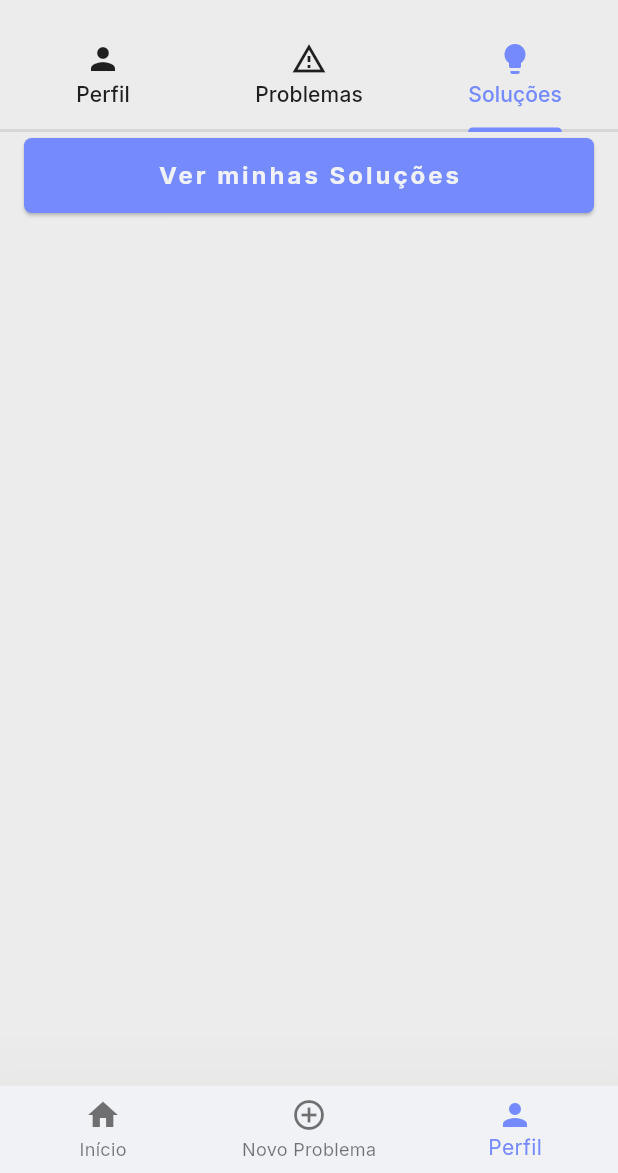
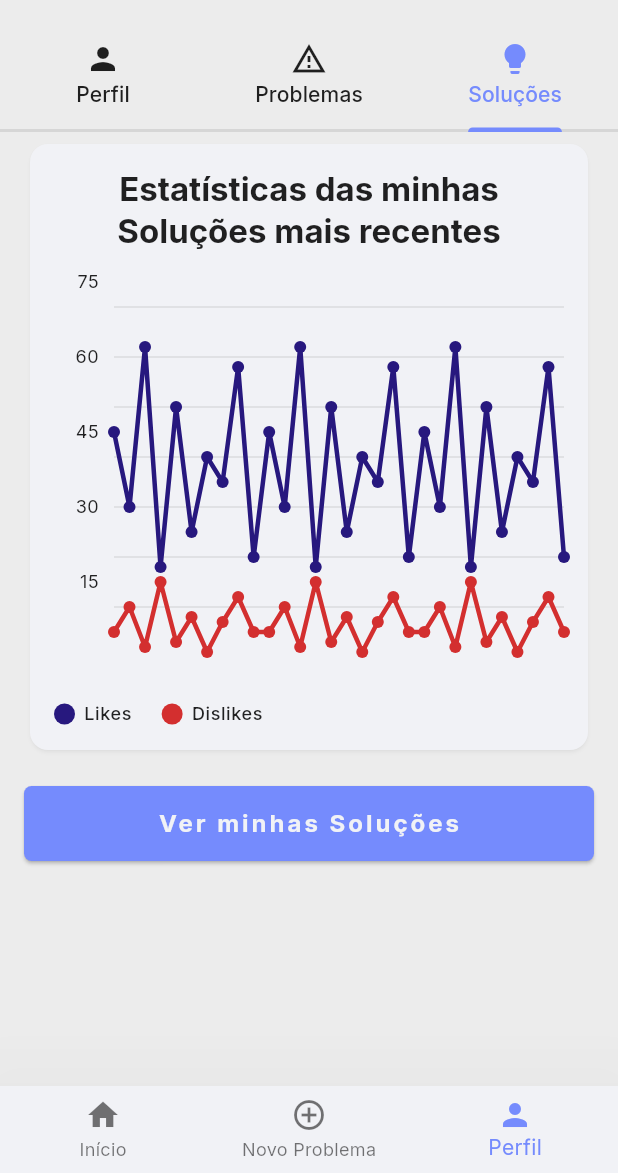
Before and after one commit to italomsilva/resolution_app, a Flutter app: the MyProfilePage screen opened by its route, tab 3 chosen, after a tap on the "refresh" icon, on a phone screen of 412 x 824 dp, the part 63-1236 px from its top. Run offline on Flutter 3.47's test engine with Material 3 defaults, Android fonts, the phone set to English and light mode, and no system bars; drawn by our look-alikes of fl_chart; our stand-ins replace flutter_dotenv, go_router, google_fonts, shared_preferences; accounts and stored records are empty.

Commit message:
feat mysolutions section

```diff
--- /dev/null
+++ b/lib/dto/solution/get_solutions_reactions.dart
@@ -0,0 +1,202 @@
+class SolutionFeedbackChartData {
+  final String solutionTitle;
+  final int likes;
+  final int dislikes;
+  final DateTime createdAt;
+
+  SolutionFeedbackChartData({
+    required this.solutionTitle,
+    required this.likes,
+    required this.dislikes,
+    required this.createdAt,
+  });
+}
+
+Future<List<SolutionFeedbackChartData>> getMockSolutionsReactionsData() async {
+  // Simula um atraso de rede de 3 segundos
+  await Future.delayed(const Duration(seconds: 3));
+
+  return [
+    SolutionFeedbackChartData(
+      solutionTitle: 'Reparo Tubulação Principal',
+      likes: 45,
+      dislikes: 5,
+      createdAt: DateTime.parse('2025-07-25T10:30:00Z'),
+    ),
+    SolutionFeedbackChartData(
+      solutionTitle: 'Fechamento de Buraco em Via',
+      likes: 30,
+      dislikes: 10,
+      createdAt: DateTime.parse('2025-07-24T14:00:00Z'),
+    ),
+    SolutionFeedbackChartData(
+      solutionTitle: 'Troca de Lâmpada Pública',
+      likes: 62,
+      dislikes: 2,
+      createdAt: DateTime.parse('2025-07-23T18:15:00Z'),
+    ),
+    SolutionFeedbackChartData(
+      solutionTitle: 'Plano de Coleta de Lixo',
+      likes: 18,
+      dislikes: 15,
+      createdAt: DateTime.parse('2025-07-22T09:45:00Z'),
+    ),
+    SolutionFeedbackChartData(
+      solutionTitle: 'Poda de Árvore Risco',
+      likes: 50,
+      dislikes: 3,
+      createdAt: DateTime.parse('2025-07-21T11:00:00Z'),
+    ),
+    SolutionFeedbackChartData(
+      solutionTitle: 'Reforma de Calçada',
+      likes: 25,
+      dislikes: 8,
+      createdAt: DateTime.parse('2025-07-20T16:20:00Z'),
+    ),
+    SolutionFeedbackChartData(
+      solutionTitle: 'Otimização Semáforo',
+      likes: 40,
+      dislikes: 1,
+      createdAt: DateTime.parse('2025-07-19T08:00:00Z'),
+    ),
+    SolutionFeedbackChartData(
+      solutionTitle: 'Limpeza de Grafites',
+      likes: 35,
+      dislikes: 7,
+      createdAt: DateTime.parse('2025-07-18T13:30:00Z'),
+    ),
+    SolutionFeedbackChartData(
+      solutionTitle: 'Plano Saneamento Esgoto',
+      likes: 58,
+      dislikes: 12,
+      createdAt: DateTime.parse('2025-07-17T07:40:00Z'),
+    ),
+    SolutionFeedbackChartData(
+      solutionTitle: 'Desobstrução Beco Escuro',
+      likes: 20,
+      dislikes: 5,
+      createdAt: DateTime.parse('2025-07-16T19:00:00Z'),
+    ),
+        SolutionFeedbackChartData(
+      solutionTitle: 'Reparo Tubulação Principal',
+      likes: 45,
+      dislikes: 5,
+      createdAt: DateTime.parse('2025-07-25T10:30:00Z'),
+    ),
+    SolutionFeedbackChartData(
+      solutionTitle: 'Fechamento de Buraco em Via',
+      likes: 30,
+      dislikes: 10,
+      createdAt: DateTime.parse('2025-07-24T14:00:00Z'),
+    ),
+    SolutionFeedbackChartData(
+      solutionTitle: 'Troca de Lâmpada Pública',
+      likes: 62,
+      dislikes: 2,
+      createdAt: DateTime.parse('2025-07-23T18:15:00Z'),
+    ),
+    SolutionFeedbackChartData(
+      solutionTitle: 'Plano de Coleta de Lixo',
+      likes: 18,
+      dislikes: 15,
+      createdAt: DateTime.parse('2025-07-22T09:45:00Z'),
+    ),
+    SolutionFeedbackChartData(
+      solutionTitle: 'Poda de Árvore Risco',
+      likes: 50,
+      dislikes: 3,
+      createdAt: DateTime.parse('2025-07-21T11:00:00Z'),
+    ),
+    SolutionFeedbackChartData(
+      solutionTitle: 'Reforma de Calçada',
+      likes: 25,
+      dislikes: 8,
+      createdAt: DateTime.parse('2025-07-20T16:20:00Z'),
+    ),
+    SolutionFeedbackChartData(
+      solutionTitle: 'Otimização Semáforo',
+      likes: 40,
+      dislikes: 1,
+      createdAt: DateTime.parse('2025-07-19T08:00:00Z'),
+    ),
+    SolutionFeedbackChartData(
+      solutionTitle: 'Limpeza de Grafites',
+      likes: 35,
+      dislikes: 7,
+      createdAt: DateTime.parse('2025-07-18T13:30:00Z'),
+    ),
+    SolutionFeedbackChartData(
+      solutionTitle: 'Plano Saneamento Esgoto',
+      likes: 58,
+      dislikes: 12,
+      createdAt: DateTime.parse('2025-07-17T07:40:00Z'),
+    ),
+    SolutionFeedbackChartData(
+      solutionTitle: 'Desobstrução Beco Escuro',
+      likes: 20,
+      dislikes: 5,
+      createdAt: DateTime.parse('2025-07-16T19:00:00Z'),
+    ),
+    SolutionFeedbackChartData(
+      solutionTitle: 'Reparo Tubulação Principal',
+      likes: 45,
+      dislikes: 5,
+      createdAt: DateTime.parse('2025-07-25T10:30:00Z'),
+    ),
+    SolutionFeedbackChartData(
+      solutionTitle: 'Fechamento de Buraco em Via',
+      likes: 30,
+      dislikes: 10,
+      createdAt: DateTime.parse('2025-07-24T14:00:00Z'),
+    ),
+    SolutionFeedbackChartData(
+      solutionTitle: 'Troca de Lâmpada Pública',
+      likes: 62,
+      dislikes: 2,
+      createdAt: DateTime.parse('2025-07-23T18:15:00Z'),
+    ),
+    SolutionFeedbackChartData(
+      solutionTitle: 'Plano de Coleta de Lixo',
+      likes: 18,
+      dislikes: 15,
+      createdAt: DateTime.parse('2025-07-22T09:45:00Z'),
+    ),
+    SolutionFeedbackChartData(
+      solutionTitle: 'Poda de Árvore Risco',
+      likes: 50,
+      dislikes: 3,
+      createdAt: DateTime.parse('2025-07-21T11:00:00Z'),
+    ),
+    SolutionFeedbackChartData(
+      solutionTitle: 'Reforma de Calçada',
+      likes: 25,
+      dislikes: 8,
+      createdAt: DateTime.parse('2025-07-20T16:20:00Z'),
+    ),
+    SolutionFeedbackChartData(
+      solutionTitle: 'Otimização Semáforo',
+      likes: 40,
+      dislikes: 1,
+      createdAt: DateTime.parse('2025-07-19T08:00:00Z'),
+    ),
+    SolutionFeedbackChartData(
+      solutionTitle: 'Limpeza de Grafites',
+      likes: 35,
+      dislikes: 7,
+      createdAt: DateTime.parse('2025-07-18T13:30:00Z'),
+    ),
+    SolutionFeedbackChartData(
+      solutionTitle: 'Plano Saneamento Esgoto',
+      likes: 58,
+      dislikes: 12,
+      createdAt: DateTime.parse('2025-07-17T07:40:00Z'),
+    ),
+    SolutionFeedbackChartData(
+      solutionTitle: 'Desobstrução Beco Escuro',
+      likes: 20,
+      dislikes: 5,
+      createdAt: DateTime.parse('2025-07-16T19:00:00Z'),
+    ),
+
+  ];
+}
--- a/lib/presentation/auth/controllers/my_profile_controller.dart
+++ b/lib/presentation/auth/controllers/my_profile_controller.dart
@@ -1,5 +1,6 @@
 import 'package:flutter/material.dart';
 import 'package:resolution_app/dto/solution/get_my_solutions_response.dart';
+import 'package:resolution_app/dto/solution/get_solutions_reactions.dart';
 import 'package:resolution_app/mocks/problems_count.dart';
 import 'package:resolution_app/models/enums/profile_type.dart';
 import 'package:resolution_app/models/problems.dart';
@@ -28,6 +29,8 @@ class MyProfileController extends ChangeNotifier {
     _user = user;
     notifyListeners();
   }
+
+  List<SolutionFeedbackChartData>? dataSolutions = null;
 
   List<Problem>? _problems;
   List<Problem>? get problems => _problems;
@@ -105,6 +108,8 @@ class MyProfileController extends ChangeNotifier {
     _isLoading = false;
     notifyListeners();
     initControllers();
+    dataSolutions = await getMockSolutionsReactionsData();
+    notifyListeners();
     return user;
   }
 
--- /dev/null
+++ b/lib/presentation/auth/widgets/line_chart.dart
@@ -0,0 +1,218 @@
+import 'package:flutter/material.dart';
+import 'package:fl_chart/fl_chart.dart';
+import 'package:resolution_app/app_theme.dart';
+import 'package:resolution_app/dto/solution/get_solutions_reactions.dart';
+import 'package:resolution_app/presentation/auth/widgets/indicator_graph.dart';
+
+class MyLineChart extends StatefulWidget {
+  final List<SolutionFeedbackChartData> data;
+
+  const MyLineChart({super.key, required this.data});
+
+  @override
+  State<MyLineChart> createState() => _MyLineChartState();
+}
+
+class _MyLineChartState extends State<MyLineChart> {
+  int touchedGroupIndex = -1;
+
+  @override
+  Widget build(BuildContext context) {
+    final theme = Theme.of(context);
+
+    final Color likesBarColor = theme.primaryColorDark;
+    final Color dislikesBarColor = theme.colorScheme.error;
+
+    if (widget.data.isEmpty) {
+      return Center(
+        child: Text(
+          "Sem dados de soluções para o gráfico.",
+          style: theme.textTheme.bodyMedium?.copyWith(
+            color: theme.colorScheme.error,
+          ),
+        ),
+      );
+    }
+    final maxY = _calculateMaxY();
+
+    return Column(
+      mainAxisSize: MainAxisSize.min,
+      crossAxisAlignment: CrossAxisAlignment.center,
+      children: [
+        Expanded(
+          child: AspectRatio(
+            aspectRatio: 2,
+            child: LineChart(
+              LineChartData(
+                minX: 0,
+                maxX: (widget.data.length - 1).toDouble(),
+                minY: 0,
+                maxY: maxY,
+
+                gridData: FlGridData(
+                  show: true,
+                  drawVerticalLine: false,
+                  getDrawingHorizontalLine: (value) {
+                    return FlLine(color: AppTheme.neutralColor, strokeWidth: 1);
+                  },
+                ),
+                borderData: FlBorderData(show: false),
+                titlesData: FlTitlesData(
+                  show: true,
+                  rightTitles: const AxisTitles(
+                    sideTitles: SideTitles(showTitles: false),
+                  ),
+                  topTitles: const AxisTitles(
+                    sideTitles: SideTitles(showTitles: false),
+                  ),
+                  bottomTitles: AxisTitles(
+                    sideTitles: SideTitles(showTitles: false),
+                  ),
+                  leftTitles: AxisTitles(
+                    sideTitles: SideTitles(
+                      showTitles: true,
+                      reservedSize: 40,
+                      getTitlesWidget: getLeftTitles,
+                      interval: (maxY / 5).ceilToDouble() > 1
+                          ? (maxY / 5).ceilToDouble()
+                          : 1,
+                    ),
+                  ),
+                ),
+                lineTouchData: LineTouchData(
+                  handleBuiltInTouches: true,
+                  touchTooltipData: LineTouchTooltipData(
+                    getTooltipColor: (touchedSpot) => theme.primaryColor,
+                    getTooltipItems: (spots) {
+                      if (spots.isEmpty) return [];
+                      final touchedSpot = spots.first;
+                      final dataPoint = widget.data[touchedSpot.x.toInt()];
+                      final String dateLabel =
+                          '${dataPoint.createdAt.day.toString().padLeft(2, '0')}/'
+                          '${dataPoint.createdAt.month.toString().padLeft(2, '0')}/'
+                          '${dataPoint.createdAt.year.toString()}';
+
+                      return [
+                        LineTooltipItem(
+                          '${dataPoint.solutionTitle}\n'
+                          'Data: $dateLabel\n',
+                          const TextStyle(
+                            color: Colors.white,
+                            fontWeight: FontWeight.bold,
+                            fontSize: 12,
+                          ),
+                        ),
+                        LineTooltipItem(
+                          'Likes: ${dataPoint.likes}\n'
+                          'Dislikes: ${dataPoint.dislikes}',
+                          const TextStyle(
+                            color: Colors.white,
+                            fontWeight: FontWeight.bold,
+                            fontSize: 12,
+                          ),
+                        ),
+                      ];
+                    },
+                  ),
+                  getTouchedSpotIndicator: (barData, spotIndexes) {
+                    return spotIndexes.map((spotIndex) {
+                      return TouchedSpotIndicatorData(
+                        FlLine(color: AppTheme.neutralColor, strokeWidth: 2),
+                        FlDotData(
+                          getDotPainter: (spot, percent, bar, index) {
+                            return FlDotCirclePainter(
+                              radius: 8,
+                              color: bar.color ?? theme.primaryColor,
+                              strokeWidth: 0,
+                            );
+                          },
+                        ),
+                      );
+                    }).toList();
+                  },
+                ),
+                lineBarsData: [
+                  LineChartBarData(
+                    spots: _buildLikesSpots(),
+                    isCurved: false,
+                    color: likesBarColor,
+                    barWidth: 3,
+                    isStrokeCapRound: true,
+                    dotData: FlDotData(show: true),
+                    belowBarData: BarAreaData(show: false),
+                  ),
+                  LineChartBarData(
+                    spots: _buildDislikesSpots(),
+                    isCurved: false,
+                    color: dislikesBarColor,
+                    barWidth: 3,
+                    isStrokeCapRound: true,
+                    dotData: FlDotData(show: true),
+                    belowBarData: BarAreaData(show: false),
+                  ),
+                ],
+              ),
+            ),
+          ),
+        ),
+      ],
+    );
+  }
+
+  List<FlSpot> _buildLikesSpots() {
+    return List.generate(widget.data.length, (index) {
+      return FlSpot(index.toDouble(), widget.data[index].likes.toDouble());
+    });
+  }
+
+  List<FlSpot> _buildDislikesSpots() {
+    return List.generate(widget.data.length, (index) {
+      return FlSpot(index.toDouble(), widget.data[index].dislikes.toDouble());
+    });
+  }
+
+  Widget getBottomTitles(double value, TitleMeta meta) {
+    final index = value.toInt();
+    if (index >= 0 && index < widget.data.length) {
+      final DateTime createdAt = widget.data[index].createdAt;
+      final String formattedDate =
+          '${createdAt.day.toString().padLeft(2, '0')}/${createdAt.month.toString().padLeft(2, '0')}';
+
+      return SideTitleWidget(
+        meta: meta,
+        space: 10,
+        child: Text(
+          formattedDate,
+          style: Theme.of(context).textTheme.bodySmall?.copyWith(
+            color: Theme.of(context).colorScheme.onSurface.withOpacity(0.7),
+          ),
+          textAlign: TextAlign.center,
+        ),
+      );
+    }
+    return const SizedBox.shrink();
+  }
+
+  Widget getLeftTitles(double value, TitleMeta meta) {
+    if (value == 0) return const SizedBox.shrink();
+    return SideTitleWidget(
+      meta: meta,
+      space: 10,
+      child: Text(
+        value.toInt().toString(),
+        style: Theme.of(context).textTheme.bodySmall?.copyWith(
+          color: Theme.of(context).colorScheme.onSurface,
+        ),
+      ),
+    );
+  }
+
+  double _calculateMaxY() {
+    double maxY = 0;
+    for (var item in widget.data) {
+      if (item.likes > maxY) maxY = item.likes.toDouble();
+      if (item.dislikes > maxY) maxY = item.dislikes.toDouble();
+    }
+    return (maxY * 1.2).ceilToDouble();
+  }
+}
--- a/lib/presentation/auth/widgets/my_solutions_section.dart
+++ b/lib/presentation/auth/widgets/my_solutions_section.dart
@@ -1,7 +1,8 @@
 import 'package:flutter/material.dart';
 import 'package:provider/provider.dart';
-import 'package:resolution_app/app_theme.dart';
 import 'package:resolution_app/presentation/auth/controllers/my_profile_controller.dart';
+import 'package:resolution_app/presentation/auth/widgets/indicator_graph.dart';
+import 'package:resolution_app/presentation/auth/widgets/line_chart.dart';
 import 'package:resolution_app/presentation/commom_widgets/MyFormButton.dart';
 
 class MySolutionsSection extends StatefulWidget {
@@ -22,6 +23,45 @@ class _MySolutionsSectionState extends State<MySolutionsSection> {
           child: SingleChildScrollView(
             child: Column(
               children: [
+                Card(
+                  child: Padding(
+                    padding: const EdgeInsets.all(16.0),
+                    child: Column(
+                      children: [
+                        Text(
+                          "Estatísticas das minhas Soluções mais recentes",
+                          style: theme.textTheme.titleLarge?.copyWith(
+                            fontWeight: FontWeight.bold,
+                          ),
+                          textAlign: TextAlign.center,
+                        ),
+                        SizedBox(height: 20),
+                        SizedBox(
+                          height: 250,
+                          child: MyLineChart(
+                            data: controller.dataSolutions ?? [],
+                          ),
+                        ),
+                        const SizedBox(height: 30),
+                        Row(
+                          mainAxisAlignment: MainAxisAlignment.start,
+                          children: [
+                            IndicatorGraph(
+                              color: theme.primaryColorDark,
+                              text: 'Likes',
+                            ),
+                            const SizedBox(width: 20),
+                            IndicatorGraph(
+                              color: theme.colorScheme.error,
+                              text: 'Dislikes',
+                            ),
+                          ],
+                        ),
+                      ],
+                    ),
+                  ),
+                ),
+                SizedBox(height: 20),
                 controller.seeSolutions == false
                     ? MyFormButton(
                         text: "Ver minhas Soluções",
```
Also changed, not shown: lib/presentation/auth/widgets/double_bar_chart.dart (added, +208 -0 lines).
